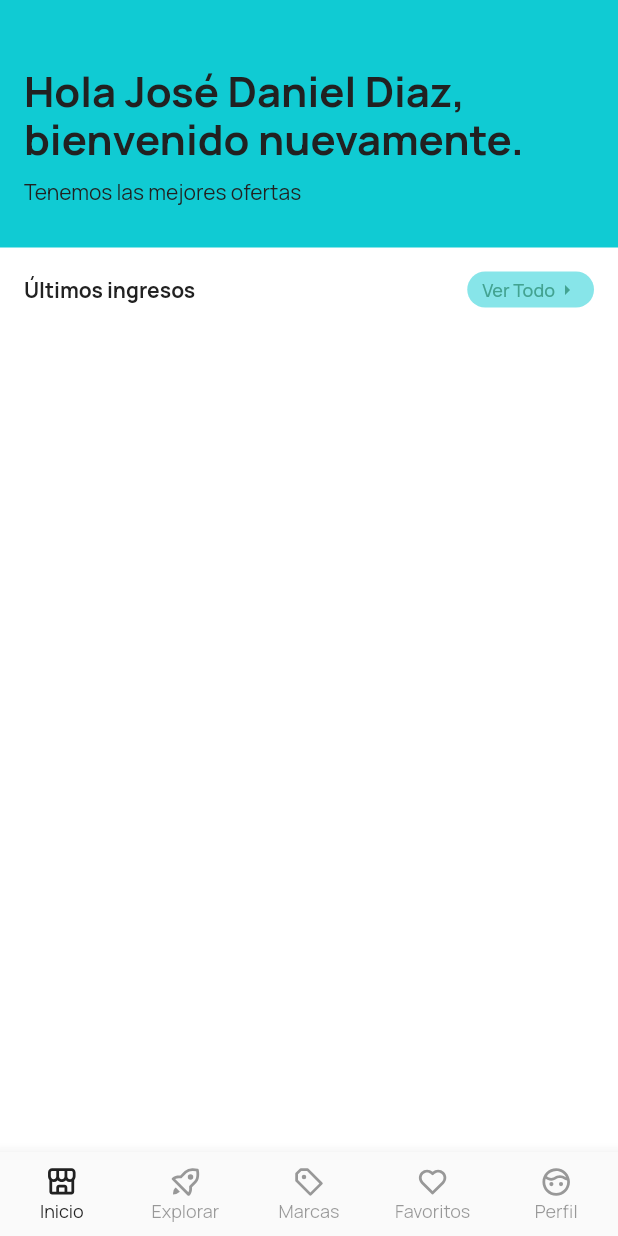
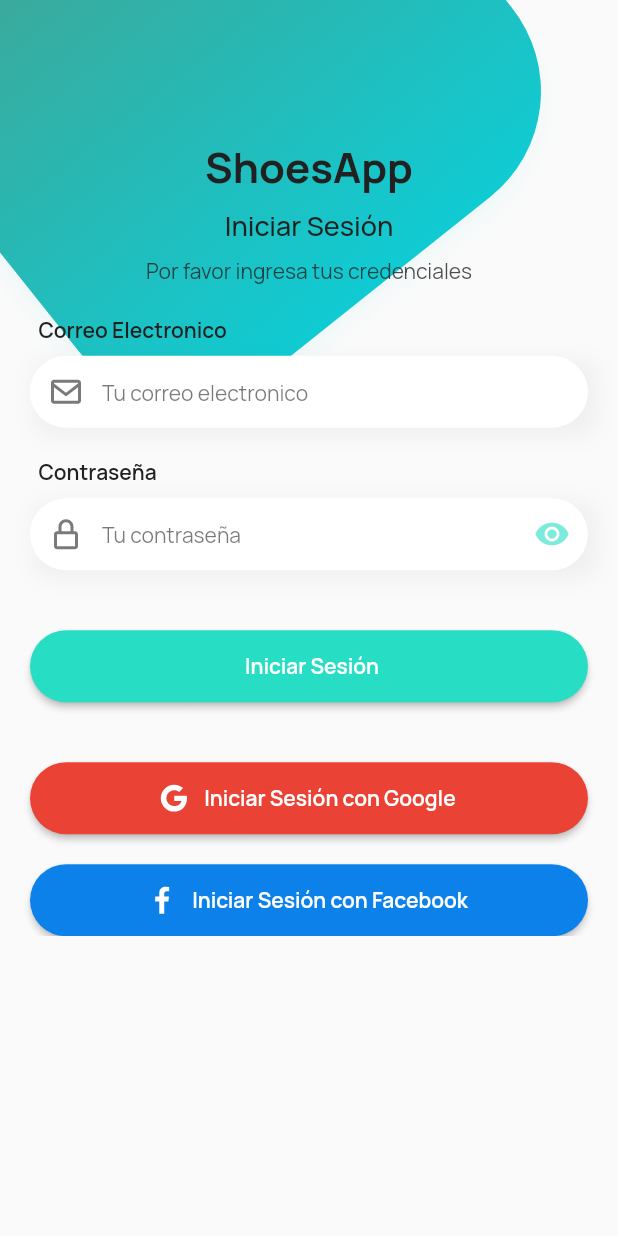
Before and after one commit to jvillavicenciot26/shoesappcliente, a Flutter app: the screen it shows after launch, on a phone screen of 412 x 824 dp. Run offline on Flutter 3.47's test engine with Material 2 defaults, Android fonts, the phone set to English and light mode, and no system bars; our stand-ins replace cached_network_image, cloud_firestore, firebase_core, flutter_svg, google_fonts; accounts and stored records are empty.

Commit message:
Filter by brand, Login and Common Button, Input and Password

```diff
--- a/lib/main.dart
+++ b/lib/main.dart
@@ -2,6 +2,7 @@ import 'package:firebase_core/firebase_core.dart';
 import 'package:flutter/material.dart';
 import 'package:google_fonts/google_fonts.dart';
 import 'package:shoesappclient/ui/pages/init_page.dart';
+import 'package:shoesappclient/ui/pages/login_page.dart';
 
 void main() async {
   WidgetsFlutterBinding.ensureInitialized();
@@ -18,7 +19,7 @@ class MyApp extends StatelessWidget {
       theme: ThemeData(
         textTheme: GoogleFonts.manropeTextTheme(),
       ),
-      home: InitPage(),
+      home: LoginPage(),
     );
   }
 }
--- a/lib/services/remote/firestore_service.dart
+++ b/lib/services/remote/firestore_service.dart
@@ -49,4 +49,26 @@ class FirestoreService {
 
     return brands;
   }
+
+  getProductsByBrand() async {
+    CollectionReference reference =
+        FirebaseFirestore.instance.collection("products");
+    QuerySnapshot collection =
+        await reference.where("brand", isEqualTo: "ml2gcBlG7m1LX1Pufo9N").get();
+
+    List<QueryDocumentSnapshot> docs = collection.docs;
+    List<ProductModel> products = [];
+
+    List<BrandModel> brands = await getBrands();
+    for (QueryDocumentSnapshot item in docs) {
+      ProductModel product =
+          ProductModel.fromJson(item.data() as Map<String, dynamic>);
+      String newBrand =
+          brands.where((element) => element.id == product.brand).first.name;
+      product.brand = newBrand;
+      products.add(product);
+    }
+
+    return products;
+  }
 }
--- /dev/null
+++ b/lib/ui/pages/brand_filter_page.dart
@@ -0,0 +1,59 @@
+import 'package:flutter/material.dart';
+import 'package:shoesappclient/models/brand_model.dart';
+import 'package:shoesappclient/models/product_model.dart';
+import 'package:shoesappclient/services/remote/firestore_service.dart';
+import 'package:shoesappclient/ui/widgets/common_text.dart';
+import 'package:shoesappclient/ui/widgets/common_widget.dart';
+import 'package:shoesappclient/ui/widgets/item_products_widget.dart';
+
+class BrandFilterPage extends StatelessWidget {
+  BrandModel model;
+  BrandFilterPage({required this.model});
+  FirestoreService firestoreService = FirestoreService();
+
+  @override
+  Widget build(BuildContext context) {
+    return Scaffold(
+      body: FutureBuilder(
+        future: firestoreService.getProducts(),
+        builder: (BuildContext context, AsyncSnapshot snap) {
+          if (snap.hasData) {
+            List<ProductModel> products = snap.data;
+            return CustomScrollView(
+              slivers: [
+                SliverAppBar(
+                  backgroundColor: Colors.white,
+                  floating: true,
+                  title: H5(
+                    text: model.name,
+                    fontWeight: FontWeight.w700,
+                  ),
+                  toolbarHeight: 50,
+                  centerTitle: true,
+                ),
+                SliverGrid(
+                  gridDelegate: const SliverGridDelegateWithFixedCrossAxisCount(
+                    crossAxisCount: 2,
+                    mainAxisSpacing: 6.0,
+                    crossAxisSpacing: 6.0,
+                    childAspectRatio: 0.9,
+                  ),
+                  delegate: SliverChildBuilderDelegate(
+                    (BuildContext context, int index) {
+                      return ItemProductsWidget(
+                        model: products[index],
+                      );
+                      //return Text("Hola");
+                    },
+                    childCount: products.length,
+                  ),
+                ),
+              ],
+            );
+          }
+          return loadingWidget;
+        },
+      ),
+    );
+  }
+}
--- a/lib/ui/pages/brand_page.dart
+++ b/lib/ui/pages/brand_page.dart
@@ -1,6 +1,7 @@
 import 'package:flutter/material.dart';
 import 'package:shoesappclient/models/brand_model.dart';
 import 'package:shoesappclient/services/remote/firestore_service.dart';
+import 'package:shoesappclient/ui/pages/brand_filter_page.dart';
 import 'package:shoesappclient/ui/widgets/common_text.dart';
 import 'package:shoesappclient/ui/widgets/common_widget.dart';
 import 'package:shoesappclient/ui/widgets/item_brand_widget.dart';
@@ -37,7 +38,16 @@ class BrandPage extends StatelessWidget {
                     mainAxisSpacing: 10,
                     children: brands
                         .map(
-                          (e) => ItemBrandWidget(brand: e),
+                          (e) => ItemBrandWidget(
+                            brand: e,
+                            onTap: () => Navigator.push(
+                              context,
+                              MaterialPageRoute(
+                                builder: (BuildContext context) =>
+                                    BrandFilterPage(model: e),
+                              ),
+                            ),
+                          ),
                         )
                         .toList(),
                     // [
--- /dev/null
+++ b/lib/ui/pages/login_page.dart
@@ -0,0 +1,103 @@
+import 'dart:math';
+
+import 'package:flutter/material.dart';
+import 'package:flutter_svg/flutter_svg.dart';
+import 'package:shoesappclient/ui/general/brand_color.dart';
+import 'package:shoesappclient/ui/widgets/common_button_widget.dart';
+import 'package:shoesappclient/ui/widgets/common_input_widget.dart';
+import 'package:shoesappclient/ui/widgets/common_password_widget.dart';
+import 'package:shoesappclient/ui/widgets/common_text.dart';
+import 'package:shoesappclient/ui/widgets/common_widget.dart';
+import 'package:shoesappclient/utils/asset_data.dart';
+import 'package:shoesappclient/utils/responsive.dart';
+
+class LoginPage extends StatelessWidget {
+  @override
+  Widget build(BuildContext context) {
+    return Scaffold(
+      body: Stack(
+        children: [
+          Positioned(
+            top: -ResponsiveUI.pDiagonal(context, 0.15),
+            left: -ResponsiveUI.pDiagonal(context, 0.05),
+            child: Stack(
+              children: [
+                Transform.rotate(
+                  angle: pi / 3.5,
+                  child: Container(
+                    height: ResponsiveUI.pDiagonal(context, 0.4),
+                    width: ResponsiveUI.pDiagonal(context, 0.4),
+                    decoration: BoxDecoration(
+                      color: Colors.amber,
+                      borderRadius: BorderRadius.circular(90.0),
+                      gradient: LinearGradient(
+                        colors: [
+                          BrandColor.secondaryFontColor,
+                          BrandColor.primaryColor,
+                        ],
+                      ),
+                      boxShadow: [
+                        BoxShadow(
+                          color: BrandColor.primaryColor.withOpacity(0.05),
+                          blurRadius: 12.0,
+                          offset: Offset(6, 6),
+                        )
+                      ],
+                    ),
+                  ),
+                ),
+              ],
+            ),
+          ),
+          SafeArea(
+            child: SingleChildScrollView(
+              child: Padding(
+                padding: const EdgeInsets.symmetric(horizontal: 20.0),
+                child: Column(
+                  children: [
+                    SizedBox(
+                      height: ResponsiveUI.pDiagonal(context, 0.1),
+                    ),
+                    H1(
+                      text: "ShoesApp",
+                    ),
+                    spacing8,
+                    H4(
+                      text: "Iniciar Sesión",
+                    ),
+                    spacing8,
+                    H5(
+                      text: "Por favor ingresa tus credenciales",
+                      color: BrandColor.primaryFontColor.withOpacity(0.80),
+                    ),
+                    spacing20,
+                    CommonInputWidget(),
+                    spacing20,
+                    CommonPasswordWidget(),
+                    spacing40,
+                    CommonButtonWidget(
+                      text: "Iniciar Sesión",
+                      color: BrandColor.secondaryColor,
+                    ),
+                    spacing40,
+                    CommonButtonWidget(
+                      text: "Iniciar Sesión con Google",
+                      color: Color(0xffEA4335),
+                      icon: AssetData.iconGoogle,
+                    ),
+                    spacing20,
+                    CommonButtonWidget(
+                      text: "Iniciar Sesión con Facebook",
+                      color: Color(0xff0D81EA),
+                      icon: AssetData.iconFacebook,
+                    ),
+                  ],
+                ),
+              ),
+            ),
+          ),
+        ],
+      ),
+    );
+  }
+}
--- /dev/null
+++ b/lib/ui/widgets/common_button_widget.dart
@@ -0,0 +1,40 @@
+import 'package:flutter/material.dart';
+import 'package:flutter_svg/flutter_svg.dart';
+import 'package:shoesappclient/ui/general/brand_color.dart';
+import 'package:shoesappclient/ui/widgets/common_text.dart';
+
+class CommonButtonWidget extends StatelessWidget {
+  String text;
+  Color color;
+  String? icon;
+
+  CommonButtonWidget({required this.text, required this.color, this.icon});
+
+  @override
+  Widget build(BuildContext context) {
+    return SizedBox(
+      height: 48,
+      width: double.infinity,
+      child: ElevatedButton.icon(
+        onPressed: () {},
+        icon: icon != null
+            ? SvgPicture.asset(
+                icon!,
+                color: Colors.white,
+              )
+            : SizedBox(),
+        label: H5(
+          text: text,
+          color: Colors.white,
+          fontWeight: FontWeight.w600,
+        ),
+        style: ElevatedButton.styleFrom(
+          backgroundColor: color,
+          shape: RoundedRectangleBorder(
+            borderRadius: BorderRadius.circular(30.0),
+          ),
+        ),
+      ),
+    );
+  }
+}
--- /dev/null
+++ b/lib/ui/widgets/common_input_widget.dart
@@ -0,0 +1,70 @@
+import 'package:flutter/material.dart';
+import 'package:flutter_svg/flutter_svg.dart';
+import 'package:shoesappclient/ui/general/brand_color.dart';
+import 'package:shoesappclient/ui/widgets/common_text.dart';
+import 'package:shoesappclient/ui/widgets/common_widget.dart';
+import 'package:shoesappclient/utils/asset_data.dart';
+
+class CommonInputWidget extends StatelessWidget {
+  @override
+  Widget build(BuildContext context) {
+    return Column(
+      crossAxisAlignment: CrossAxisAlignment.start,
+      children: [
+        H5(
+          text: "  Correo Electronico",
+          fontWeight: FontWeight.w600,
+        ),
+        spacing8,
+        Container(
+          decoration: BoxDecoration(
+            boxShadow: [
+              BoxShadow(
+                color: Colors.black.withOpacity(0.05),
+                blurRadius: 12.0,
+                offset: Offset(4, 4),
+              ),
+            ],
+          ),
+          child: TextFormField(
+            decoration: InputDecoration(
+              prefixIcon: SvgPicture.asset(
+                AssetData.iconMail,
+                fit: BoxFit.scaleDown,
+                height: 20.0,
+                color: BrandColor.primaryFontColor.withOpacity(0.60),
+              ),
+              hintText: "Tu correo electronico",
+              hintStyle: TextStyle(
+                fontSize: 14.0,
+                color: BrandColor.primaryFontColor.withOpacity(0.6),
+              ),
+              filled: true,
+              fillColor: Colors.white,
+              contentPadding: EdgeInsets.symmetric(
+                horizontal: 16.0,
+                vertical: 12.0,
+              ),
+              focusedBorder: OutlineInputBorder(
+                borderRadius: BorderRadius.circular(30.0),
+                borderSide: BorderSide.none,
+              ),
+              enabledBorder: OutlineInputBorder(
+                borderRadius: BorderRadius.circular(30.0),
+                borderSide: BorderSide.none,
+              ),
+              errorBorder: OutlineInputBorder(
+                borderRadius: BorderRadius.circular(30.0),
+                borderSide: BorderSide.none,
+              ),
+              focusedErrorBorder: OutlineInputBorder(
+                borderRadius: BorderRadius.circular(30.0),
+                borderSide: BorderSide.none,
+              ),
+            ),
+          ),
+        ),
+      ],
+    );
+  }
+}
--- /dev/null
+++ b/lib/ui/widgets/common_password_widget.dart
@@ -0,0 +1,98 @@
+import 'package:flutter/material.dart';
+import 'package:flutter_svg/flutter_svg.dart';
+import 'package:shoesappclient/ui/general/brand_color.dart';
+import 'package:shoesappclient/ui/widgets/common_text.dart';
+import 'package:shoesappclient/ui/widgets/common_widget.dart';
+import 'package:shoesappclient/utils/asset_data.dart';
+
+class CommonPasswordWidget extends StatefulWidget {
+  @override
+  State<CommonPasswordWidget> createState() => _CommonPasswordWidgetState();
+}
+
+class _CommonPasswordWidgetState extends State<CommonPasswordWidget> {
+  bool isInvisible = true;
+
+  @override
+  Widget build(BuildContext context) {
+    return Column(
+      crossAxisAlignment: CrossAxisAlignment.start,
+      children: [
+        H5(
+          text: "  Contraseña",
+          fontWeight: FontWeight.w600,
+        ),
+        spacing8,
+        Container(
+          decoration: BoxDecoration(
+            boxShadow: [
+              BoxShadow(
+                color: Colors.black.withOpacity(0.05),
+                blurRadius: 12.0,
+                offset: Offset(4, 4),
+              ),
+            ],
+          ),
+          child: TextFormField(
+            obscureText: isInvisible,
+            decoration: InputDecoration(
+              prefixIcon: SvgPicture.asset(
+                AssetData.iconLock,
+                fit: BoxFit.scaleDown,
+                height: 20.0,
+                color: BrandColor.primaryFontColor.withOpacity(0.60),
+              ),
+              suffixIcon: IconButton(
+                icon: Icon(
+                  isInvisible
+                      ? Icons.remove_red_eye_sharp
+                      : Icons.remove_red_eye_outlined,
+                  color: BrandColor.secondaryColor.withOpacity(0.60),
+                ),
+                onPressed: () {
+                  isInvisible = !isInvisible;
+                  setState(() {});
+                  // //Para que cambie la propiedad despues de 2 segundos
+                  // Future.delayed(
+                  //   Duration(seconds: 2),
+                  //   () {
+                  //     isInvisible = !isInvisible;
+                  //     setState(() {});
+                  //   },
+                  // );
+                },
+              ),
+              hintText: "Tu contraseña",
+              hintStyle: TextStyle(
+                fontSize: 14.0,
+                color: BrandColor.primaryFontColor.withOpacity(0.6),
+              ),
+              filled: true,
+              fillColor: Colors.white,
+              contentPadding: EdgeInsets.symmetric(
+                horizontal: 16.0,
+                vertical: 12.0,
+              ),
+              focusedBorder: OutlineInputBorder(
+                borderRadius: BorderRadius.circular(30.0),
+                borderSide: BorderSide.none,
+              ),
+              enabledBorder: OutlineInputBorder(
+                borderRadius: BorderRadius.circular(30.0),
+                borderSide: BorderSide.none,
+              ),
+              errorBorder: OutlineInputBorder(
+                borderRadius: BorderRadius.circular(30.0),
+                borderSide: BorderSide.none,
+              ),
+              focusedErrorBorder: OutlineInputBorder(
+                borderRadius: BorderRadius.circular(30.0),
+                borderSide: BorderSide.none,
+              ),
+            ),
+          ),
+        ),
+      ],
+    );
+  }
+}
--- a/lib/ui/widgets/item_brand_widget.dart
+++ b/lib/ui/widgets/item_brand_widget.dart
@@ -6,12 +6,18 @@ import 'package:shoesappclient/utils/asset_data.dart';
 
 class ItemBrandWidget extends StatelessWidget {
   BrandModel brand;
+  VoidCallback onTap;
 
-  ItemBrandWidget({required this.brand});
+  ItemBrandWidget({
+    required this.brand,
+    required this.onTap,
+  });
 
   @override
   Widget build(BuildContext context) {
-    return Container(
+    return InkWell(
+      onTap: onTap,
+      child: Container(
         //margin: EdgeInsets.all(8.0),
         child: ClipRRect(
           borderRadius: BorderRadius.circular(10.0),
@@ -28,6 +34,7 @@ class ItemBrandWidget extends StatelessWidget {
             },
           ),
         ),
+      ),
     );
   }
 }
--- a/lib/utils/asset_data.dart
+++ b/lib/utils/asset_data.dart
@@ -5,6 +5,10 @@ class AssetData {
   static const iconFavorite = "assets/icons/heart.svg";
   static const iconProfile = "assets/icons/profile.svg";
   static const iconWhatsapp = "assets/icons/whatsapp.svg";
+  static const iconMail = "assets/icons/mail.svg";
+  static const iconLock = "assets/icons/lock.svg";
+  static const iconFacebook = "assets/icons/facebook.svg";
+  static const iconGoogle = "assets/icons/google.svg";
 
   static const imagePlaceHolder = "assets/images/placeholder.png";
 }
```
Also changed, not shown: assets/icons/facebook.svg (added), assets/icons/google.svg (added), assets/icons/lock.svg (added), assets/icons/mail.svg (added). Lines whose indentation alone changed are shown as unchanged.
